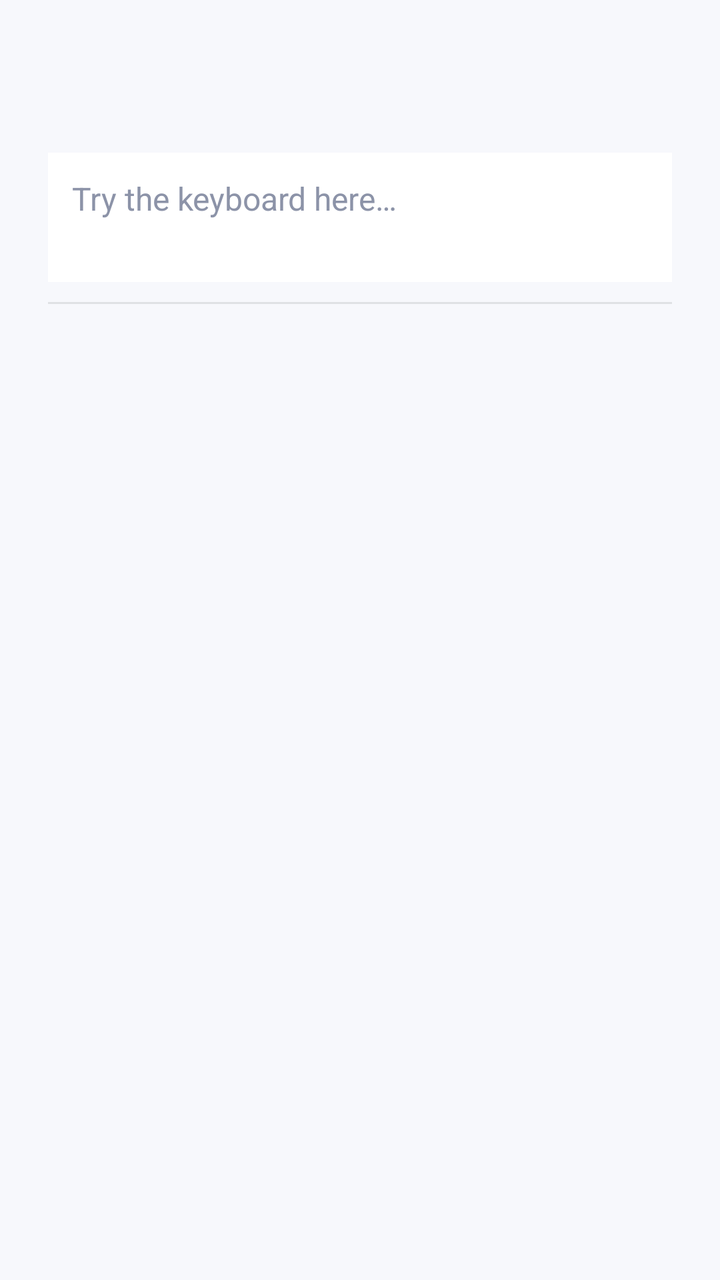
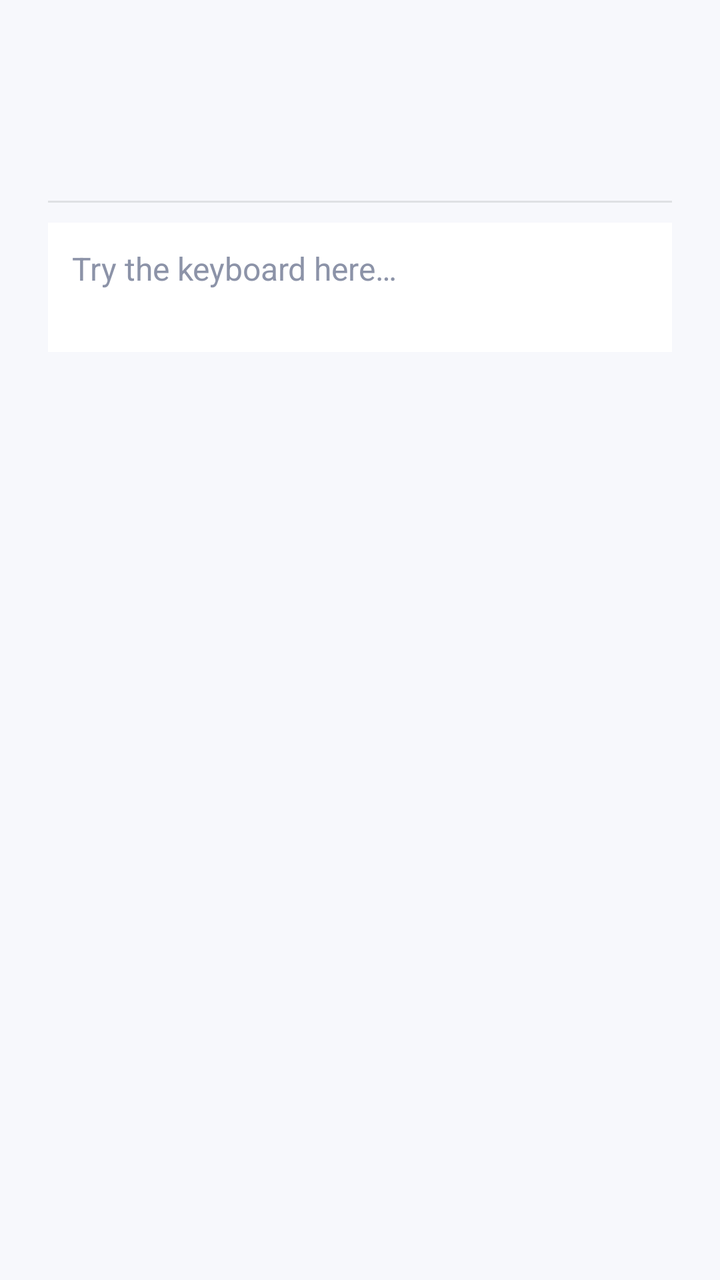

An Android layout rendered at two revisions. The XML below is the earlier revision; the diff shows what the commit changed to produce the second picture.
<!-- AndroidManifest.xml: application theme Theme.Type1 -->
<!-- res/layout/settings_header.xml -->
<?xml version="1.0" encoding="utf-8"?>
<LinearLayout xmlns:android="http://schemas.android.com/apk/res/android"
	android:layout_width="match_parent"
	android:layout_height="wrap_content"
	android:orientation="vertical"
	android:paddingStart="24dp"
	android:paddingTop="24dp"
	android:paddingEnd="24dp"
	android:paddingBottom="10dp">

	<TextView
		android:id="@+id/settingsTitle"
		android:layout_width="match_parent"
		android:layout_height="wrap_content"
		android:textColor="#FF11131A"
		android:textSize="30sp"
		android:textStyle="bold" />

	<EditText
		android:id="@+id/settingsDemo"
		android:layout_width="match_parent"
		android:layout_height="wrap_content"
		android:layout_marginTop="12dp"
		android:background="#FFFFFFFF"
		android:gravity="top|start"
		android:hint="@string/setup_demo_hint"
		android:importantForAutofill="no"
		android:inputType="textCapSentences|textMultiLine"
		android:minLines="2"
		android:maxLines="3"
		android:padding="12dp"
		android:textColor="#FF11131A"
		android:textColorHint="#FF8C93A8"
		android:textSize="16sp" />

	<View
		android:layout_width="match_parent"
		android:layout_height="1dp"
		android:layout_marginTop="10dp"
		android:background="#1A11131A" />
</LinearLayout>
<!-- resources referenced by this layout -->
<resources>
  <string name="setup_demo_hint">Try the keyboard here…</string>
  <style name="Theme.Type1" parent="@android:style/Theme.Material.Light.NoActionBar">
  		<item name="android:colorAccent">@color/brand</item>
  		<item name="android:statusBarColor">@color/brand</item>
  		<item name="android:windowBackground">#FFF7F8FC</item>
  	</style>
  <color name="brand">#FF4C6FFF</color>
</resources>

<!-- the commit's change to res/layout/settings_header.xml (unified diff, before → after) -->
@@ -4,7 +4,7 @@
 	android:layout_height="wrap_content"
 	android:orientation="vertical"
 	android:paddingStart="24dp"
-	android:paddingTop="24dp"
+	android:paddingTop="48dp"
 	android:paddingEnd="24dp"
 	android:paddingBottom="10dp">
 
@@ -16,11 +16,17 @@
 		android:textSize="30sp"
 		android:textStyle="bold" />
 
+	<View
+		android:layout_width="match_parent"
+		android:layout_height="1dp"
+		android:layout_marginTop="12dp"
+		android:background="#1A11131A" />
+
 	<EditText
 		android:id="@+id/settingsDemo"
 		android:layout_width="match_parent"
 		android:layout_height="wrap_content"
-		android:layout_marginTop="12dp"
+		android:layout_marginTop="10dp"
 		android:background="#FFFFFFFF"
 		android:gravity="top|start"
 		android:hint="@string/setup_demo_hint"
@@ -32,10 +38,4 @@
 		android:textColor="#FF11131A"
 		android:textColorHint="#FF8C93A8"
 		android:textSize="16sp" />
-
-	<View
-		android:layout_width="match_parent"
-		android:layout_height="1dp"
-		android:layout_marginTop="10dp"
-		android:background="#1A11131A" />
 </LinearLayout>
